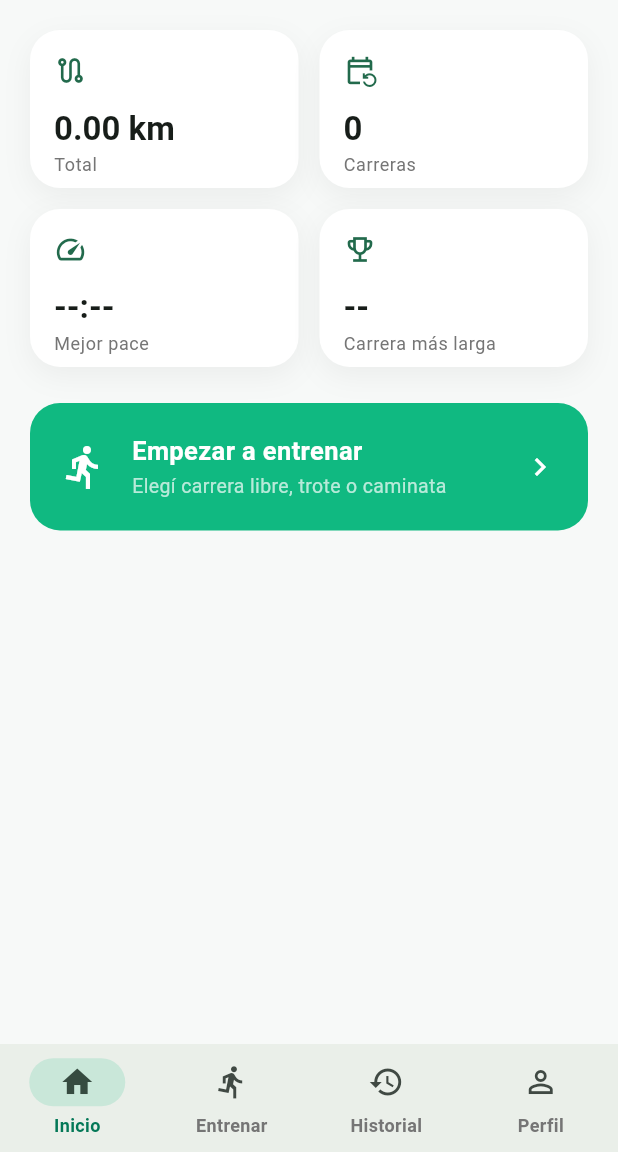
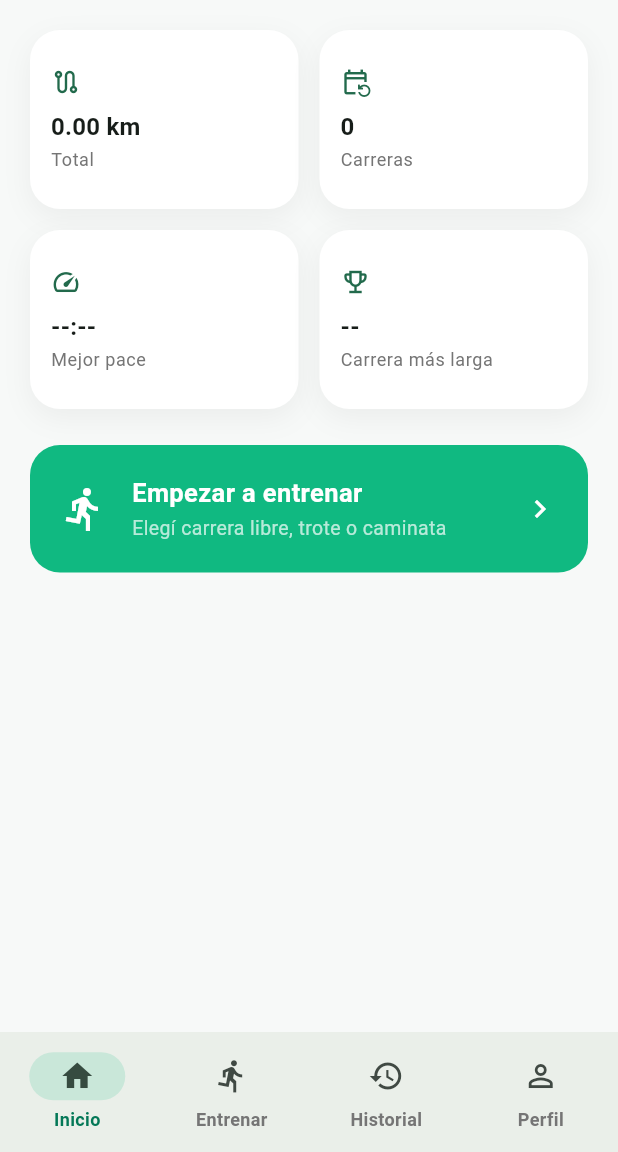
Before and after one commit to FranSpatocco/laufen, a Flutter app: the screen it shows once a user with an empty profile is signed in, on a phone screen of 412 x 824 dp, the part 84-1236 px from its top. Run offline on Flutter 3.47's test engine with Material 3 defaults, Android fonts, the phone set to English and light mode, and no system bars; our stand-ins replace cloud_firestore, firebase_auth, firebase_core, flutter_map, geolocator, google_sign_in and 1 more; accounts and stored records are empty.

Commit message:
Corregir el overflow real: AnimatedStatTile, no el NavigationBar
El stack trace del overflow (RenderFlex#ee594 en
animated_stat_tile.dart:37) mostraba que el problema real era el
childAspectRatio 1.7 de un commit anterior: dejaba muy poca altura
para el contenido de cada tarjeta de stat (icono + numero animado +
label), desbordando 17px en un dispositivo real. Mi primer intento
de arreglo (altura fija del NavigationBar) apuntaba al lugar
equivocado y se revierte aca.

Fix real: aspectRatio 1.5 (mas alto que 1.7, mas bajo que el 1.3
original) + menos padding/espaciado interno en AnimatedStatTile.

```diff
--- a/lib/screens/dashboard_tab.dart
+++ b/lib/screens/dashboard_tab.dart
@@ -44,7 +44,7 @@ class DashboardTab extends StatelessWidget {
                 physics: const NeverScrollableScrollPhysics(),
                 mainAxisSpacing: 14,
                 crossAxisSpacing: 14,
-                childAspectRatio: 1.7,
+                childAspectRatio: 1.5,
                 children: [
                   AnimatedStatTile(
                     value: totalKm,
--- a/lib/utils/theme.dart
+++ b/lib/utils/theme.dart
@@ -15,10 +15,6 @@ class AppTheme {
     ),
     scaffoldBackgroundColor: const Color(0xFFF7F9F8),
     navigationBarTheme: NavigationBarThemeData(
-      // Fixed height with breathing room: the label switching weight
-      // between states (below) changes its rendered metrics slightly,
-      // which overflowed the default height on a real device.
-      height: 72,
       indicatorColor: accent.withValues(alpha: 0.15),
       labelTextStyle: WidgetStateProperty.resolveWith(
         (states) => TextStyle(
--- a/lib/widgets/animated_stat_tile.dart
+++ b/lib/widgets/animated_stat_tile.dart
@@ -22,7 +22,7 @@ class AnimatedStatTile extends StatelessWidget {
     final accent = Theme.of(context).colorScheme.primary;
 
     return Container(
-      padding: const EdgeInsets.all(16),
+      padding: const EdgeInsets.symmetric(horizontal: 14, vertical: 12),
       decoration: BoxDecoration(
         color: Colors.white,
         borderRadius: BorderRadius.circular(20),
@@ -35,17 +35,19 @@ class AnimatedStatTile extends StatelessWidget {
         ],
       ),
       child: Column(
+        mainAxisAlignment: MainAxisAlignment.center,
         crossAxisAlignment: CrossAxisAlignment.start,
+        mainAxisSize: MainAxisSize.min,
         children: [
-          Icon(icon, color: accent, size: 22),
-          const SizedBox(height: 14),
+          Icon(icon, color: accent, size: 20),
+          const SizedBox(height: 8),
           TweenAnimationBuilder<double>(
             tween: Tween(begin: 0, end: value),
             duration: const Duration(milliseconds: 900),
             curve: Curves.easeOutCubic,
             builder: (context, animatedValue, child) => Text(
               formatter(animatedValue),
-              style: Theme.of(context).textTheme.titleLarge?.copyWith(fontWeight: FontWeight.bold),
+              style: Theme.of(context).textTheme.titleMedium?.copyWith(fontWeight: FontWeight.bold),
             ),
           ),
           const SizedBox(height: 2),
```
